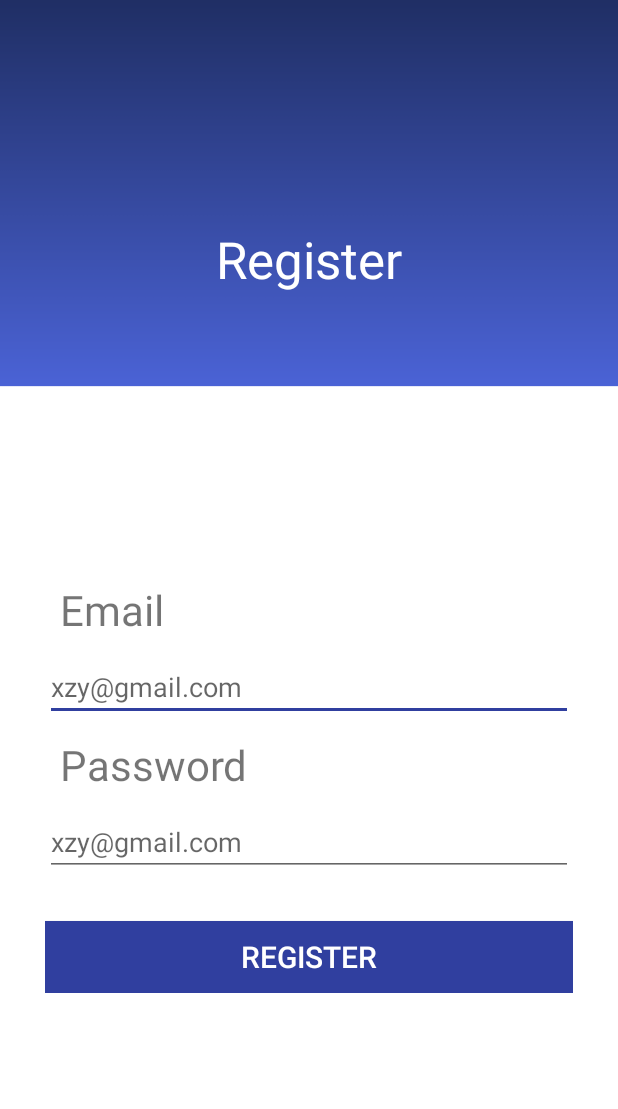
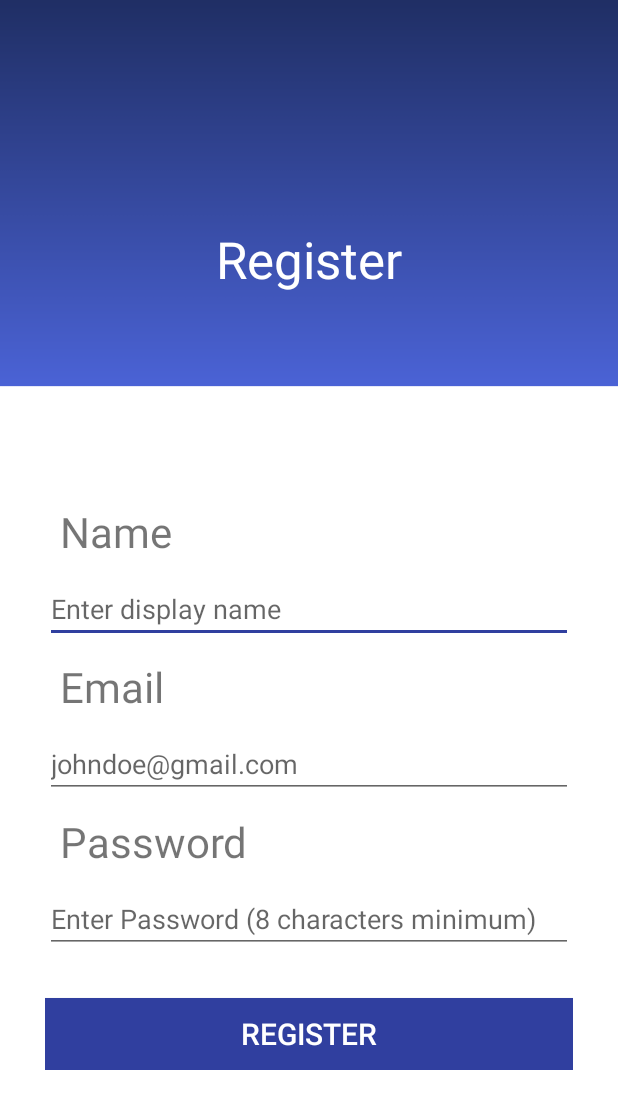
Before and after one commit to imalK96/budgetApp, an Android app: the screen it shows after launch (registerUser), after a tap on "No account yet? Create one", on a phone screen of 412 x 824 dp. Shown: the top 1109 px of the screen. Run offline under Robolectric (Android 15) with nearby library versions, the phone set to English and light mode, and no system bars; our stand-ins replace Firebase (no records; nobody signed in at launch, a user with empty details on screens opened directly).

Commit message:
display name field added to register form

```diff
--- a/app/src/main/java/com/example/imal/registerUser.java
+++ b/app/src/main/java/com/example/imal/registerUser.java
@@ -20,7 +20,7 @@ import com.google.firebase.auth.UserProfileChangeRequest;
 
 public class registerUser extends AppCompatActivity implements android.view.View.OnClickListener {
 
-    private EditText emailTxt, passwordTxt;
+    private EditText emailTxt, passwordTxt, displayNameTxt;
     private Button registerBtn;
 
     private ProgressDialog regProgress;
@@ -42,10 +42,9 @@ public class registerUser extends AppCompatActivity implements android.view.View
 
         emailTxt = findViewById(R.id.regEmail);
         passwordTxt = findViewById(R.id.regPw);
+        displayNameTxt = findViewById(R.id.regDisplayName);
 
         registerBtn = findViewById(R.id.regBtn);
-
-        //nameTxt = findViewById(R.id.regName);
 
         registerBtn.setOnClickListener(this);
 
@@ -72,6 +71,7 @@ public class registerUser extends AppCompatActivity implements android.view.View
 
         String email = emailTxt.getText().toString().trim();
         String password = passwordTxt.getText().toString().trim();
+        final String displayName = displayNameTxt.getText().toString();
 
 
         if(TextUtils.isEmpty(email)){
@@ -100,7 +100,7 @@ public class registerUser extends AppCompatActivity implements android.view.View
                                 finish();
 
                                 FirebaseUser user = firebaseAuth.getInstance().getCurrentUser();
-                                UserProfileChangeRequest profileUpdates = new UserProfileChangeRequest.Builder().setDisplayName("John Smith").build();
+                                UserProfileChangeRequest profileUpdates = new UserProfileChangeRequest.Builder().setDisplayName(displayName).build();
                                 user.updateProfile(profileUpdates);
 
                                 Toast.makeText(registerUser.this, "Registration Successful!", Toast.LENGTH_SHORT).show();
--- a/app/src/main/res/layout/activity_register_user.xml
+++ b/app/src/main/res/layout/activity_register_user.xml
@@ -22,13 +22,12 @@
             <TextView
                 android:layout_width="match_parent"
                 android:layout_height="wrap_content"
-                android:text="Register"
-                android:textColor="#FFFFFF"
-                android:textSize="34sp"
-                android:gravity="center"
                 android:layout_marginTop="150dp"
                 android:layout_marginBottom="20dp"
-                />
+                android:gravity="center"
+                android:text="@string/registerTitle"
+                android:textColor="#FFFFFF"
+                android:textSize="34sp" />
 
 
         </RelativeLayout>
@@ -46,7 +45,26 @@
                 android:layout_marginRight="30dp"
                 android:orientation="vertical">
 
+                <LinearLayout
+                    android:layout_width="match_parent"
+                    android:layout_height="wrap_content"
+                    android:orientation="vertical">
 
+                    <TextView
+                        android:layout_width="match_parent"
+                        android:layout_height="wrap_content"
+                        android:layout_margin="10dp"
+                        android:text="@string/displayname"
+                        android:textSize="28sp" />
+
+                    <EditText
+                        android:id="@+id/regDisplayName"
+                        android:layout_width="match_parent"
+                        android:layout_height="wrap_content"
+                        android:hint="@string/nameHint"
+                        android:inputType="textPersonName" />
+
+                </LinearLayout>
 
                 <LinearLayout
                     android:layout_width="match_parent"
@@ -64,7 +82,8 @@
                         android:id="@+id/regEmail"
                         android:layout_width="match_parent"
                         android:layout_height="wrap_content"
-                        android:hint="xzy@gmail.com" />
+                        android:hint="@string/emailHint"
+                        android:inputType="textEmailAddress" />
 
                 </LinearLayout>
 
@@ -84,7 +103,8 @@
                         android:id="@+id/regPw"
                         android:layout_width="match_parent"
                         android:layout_height="wrap_content"
-                        android:hint="xzy@gmail.com" />
+                        android:hint="@string/passwordHint"
+                        android:inputType="textPassword" />
 
                 </LinearLayout>
 
--- a/app/src/main/res/values/strings.xml
+++ b/app/src/main/res/values/strings.xml
@@ -38,5 +38,10 @@
     <string name="deleteUser">Delete</string>
     <string name="deleteUserPrompt">Are you sure you want to delete your profile?</string>
     <string name="deleteUserCancel">Cancel</string>
+    <string name="displayname">Name</string>
+    <string name="registerTitle">Register</string>
+    <string name="nameHint">Enter display name</string>
+    <string name="emailHint">johndoe@gmail.com</string>
+    <string name="passwordHint">Enter Password (8 characters minimum)</string>
 
 </resources>
```
